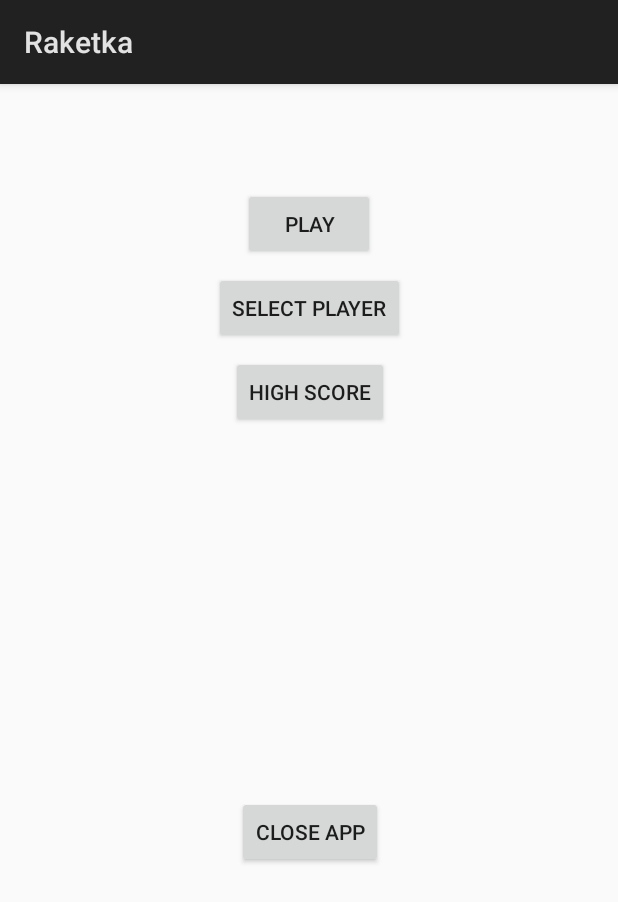
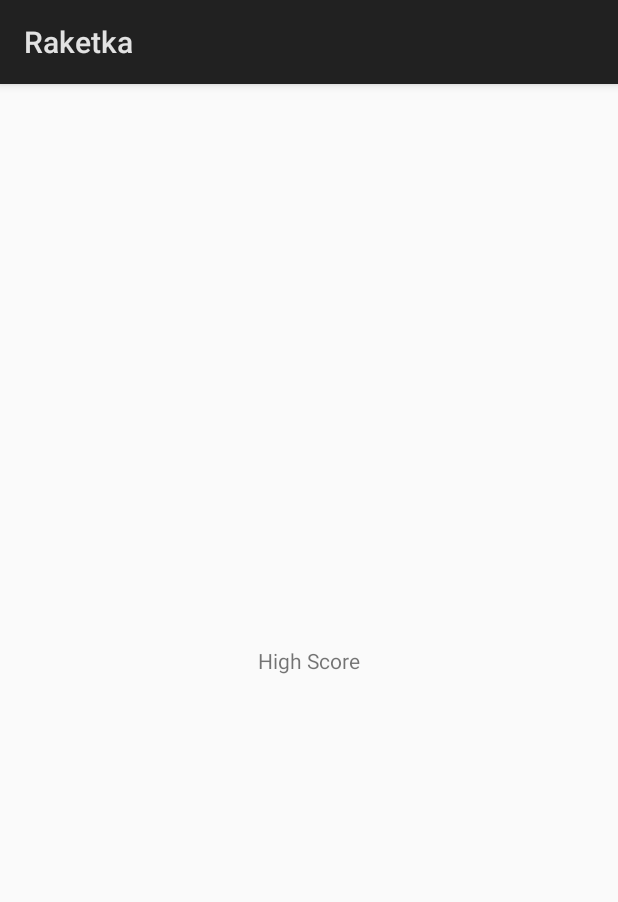
Before and after one commit to stekrtomas/TAM-2---Reach-the-Moon, an Android app: the HighScore screen opened directly, with no data from a screen before it, on a phone screen of 412 x 824 dp. Shown: the top 902 px of the screen. Run offline under Robolectric (Android 15) with nearby library versions, the phone set to English and light mode, and no system bars.

Commit message:
Hlavni menu

```diff
--- a/app/src/main/AndroidManifest.xml
+++ b/app/src/main/AndroidManifest.xml
@@ -16,7 +16,8 @@
                 <category android:name="android.intent.category.LAUNCHER" />
             </intent-filter>
         </activity>
-        <activity android:name=".Menu"></activity>
+        <activity android:name=".HighScore"></activity>
+        <activity android:name=".GameActivity" />
     </application>
 
 </manifest>
--- a/app/src/main/java/com/example/student/raketka/GameActivity.java
+++ b/app/src/main/java/com/example/student/raketka/GameActivity.java
@@ -12,14 +12,15 @@ public class GameActivity extends Activity {
     protected void onCreate(Bundle savedInstanceState) {
         super.onCreate(savedInstanceState);
 
-        setRequestedOrientation(ActivityInfo.SCREEN_ORIENTATION_LANDSCAPE);
+        setRequestedOrientation(ActivityInfo.SCREEN_ORIENTATION_PORTRAIT);
         // Set fullscreen
         this.getWindow().setFlags(WindowManager.LayoutParams.FLAG_FULLSCREEN,
                 WindowManager.LayoutParams.FLAG_FULLSCREEN);
 
         // Set No Title
         this.requestWindowFeature(Window.FEATURE_NO_TITLE);
+        String playerName = this.getIntent().getStringExtra("playerName");
 
-        setContentView(new GameSurface(getApplicationContext()));
+        setContentView(new GameSurface(getApplicationContext(), playerName));
     }
 }
--- a/app/src/main/java/com/example/student/raketka/Menu.java
+++ b/app/src/main/java/com/example/student/raketka/HighScore.java
@@ -3,11 +3,11 @@ package com.example.student.raketka;
 import android.app.Activity;
 import android.os.Bundle;
 
-public class Menu extends Activity {
+public class HighScore extends Activity {
 
     @Override
     protected void onCreate(Bundle savedInstanceState) {
         super.onCreate(savedInstanceState);
-        setContentView(R.layout.activity_menu);
+        setContentView(R.layout.activity_high_score);
     }
 }
--- /dev/null
+++ b/app/src/main/res/layout/activity_high_score.xml
@@ -0,0 +1,22 @@
+<?xml version="1.0" encoding="utf-8"?>
+<android.support.constraint.ConstraintLayout xmlns:android="http://schemas.android.com/apk/res/android"
+    xmlns:app="http://schemas.android.com/apk/res-auto"
+    xmlns:tools="http://schemas.android.com/tools"
+    android:layout_width="match_parent"
+    android:layout_height="match_parent"
+    tools:context=".HighScore">
+
+    <TextView
+        android:id="@+id/textHighScore"
+        android:layout_width="wrap_content"
+        android:layout_height="wrap_content"
+        android:layout_marginStart="8dp"
+        android:layout_marginTop="8dp"
+        android:layout_marginEnd="8dp"
+        android:layout_marginBottom="8dp"
+        android:text="High Score"
+        app:layout_constraintBottom_toBottomOf="parent"
+        app:layout_constraintEnd_toEndOf="parent"
+        app:layout_constraintStart_toStartOf="parent"
+        app:layout_constraintTop_toTopOf="parent" />
+</android.support.constraint.ConstraintLayout>
--- a/app/src/main/res/layout/activity_menu.xml
+++ /dev/null
@@ -1,53 +0,0 @@
-<?xml version="1.0" encoding="utf-8"?>
-<android.support.constraint.ConstraintLayout xmlns:android="http://schemas.android.com/apk/res/android"
-    xmlns:app="http://schemas.android.com/apk/res-auto"
-    xmlns:tools="http://schemas.android.com/tools"
-    android:layout_width="match_parent"
-    android:layout_height="match_parent"
-    tools:context=".Menu">
-
-    <Button
-        android:id="@+id/buttonPlay"
-        android:layout_width="wrap_content"
-        android:layout_height="wrap_content"
-        android:layout_marginStart="8dp"
-        android:layout_marginTop="69dp"
-        android:layout_marginEnd="8dp"
-        android:text="@string/play"
-        app:layout_constraintEnd_toEndOf="parent"
-        app:layout_constraintStart_toStartOf="parent"
-        app:layout_constraintTop_toTopOf="parent" />
-
-    <Button
-        android:id="@+id/buttonSelect"
-        android:layout_width="wrap_content"
-        android:layout_height="wrap_content"
-        android:layout_marginTop="8dp"
-        android:text="@string/buttonSelect"
-        app:layout_constraintEnd_toEndOf="@+id/buttonPlay"
-        app:layout_constraintStart_toStartOf="@+id/buttonPlay"
-        app:layout_constraintTop_toBottomOf="@+id/buttonPlay" />
-
-    <Button
-        android:id="@+id/buttonScore"
-        android:layout_width="wrap_content"
-        android:layout_height="wrap_content"
-        android:layout_marginTop="8dp"
-        android:text="@string/buttonScore"
-        app:layout_constraintEnd_toEndOf="@+id/buttonSelect"
-        app:layout_constraintStart_toStartOf="@+id/buttonSelect"
-        app:layout_constraintTop_toBottomOf="@+id/buttonSelect" />
-
-    <Button
-        android:id="@+id/buttonClose"
-        android:layout_width="wrap_content"
-        android:layout_height="wrap_content"
-        android:layout_marginTop="8dp"
-        android:layout_marginBottom="8dp"
-        android:onClick="CloseApplication"
-        android:text="@string/buttonClose"
-        app:layout_constraintBottom_toBottomOf="parent"
-        app:layout_constraintEnd_toEndOf="@+id/buttonScore"
-        app:layout_constraintStart_toStartOf="@+id/buttonScore"
-        app:layout_constraintTop_toBottomOf="@+id/buttonScore" />
-</android.support.constraint.ConstraintLayout>
```
Also changed, not shown: app/src/main/java/com/example/student/raketka/GameSurface.java (+11 -7 lines), app/src/main/java/com/example/student/raketka/MainActivity.java (+23 -10 lines), app/src/main/res/layout/activity_main.xml (+48 -4 lines).
